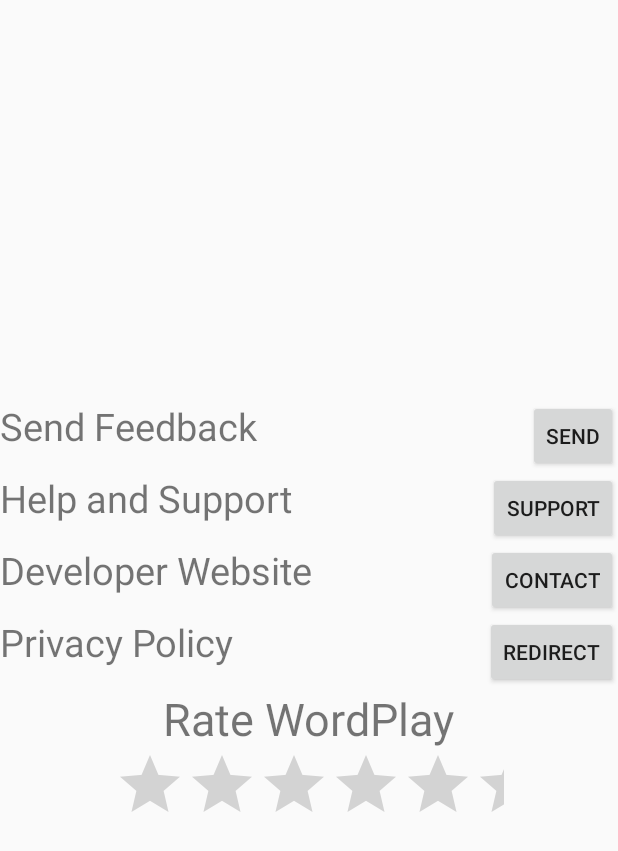
After one commit to janus21cn/WordPlay2, an Android app: the layout content_help_page.xml on its own in the app's theme, with its tools: preview values and no code run, on a phone screen of 412 x 824 dp. The commit adds this screen. Shown: the top 851 px of the screen. Run offline under Robolectric (Android 15) with nearby library versions, the phone set to English and light mode, and no system bars.

Commit message:
Added Help page to Main

```diff
--- a/app/src/main/java/wonder4/wordplay2/Settings.java
+++ b/app/src/main/java/wonder4/wordplay2/Settings.java
@@ -26,7 +26,6 @@ public class Settings extends AppCompatActivity {
         Switch cellData = (Switch) findViewById(R.id.cellTog);
         Switch notifications = (Switch) findViewById(R.id.noticeTog);
 
-
         Button home = (Button) findViewById(R.id.homeBtn_Set);
         home.setOnClickListener(new View.OnClickListener() {
             @Override
--- /dev/null
+++ b/app/src/main/res/layout/content_help_page.xml
@@ -0,0 +1,104 @@
+<?xml version="1.0" encoding="utf-8"?>
+<LinearLayout xmlns:android="http://schemas.android.com/apk/res/android"
+    android:orientation="vertical"
+    android:layout_width="match_parent"
+    android:layout_height="match_parent"
+    android:gravity="center">
+
+    <LinearLayout
+        android:layout_width="match_parent"
+        android:layout_height="wrap_content">
+    <TextView
+        android:layout_width="match_parent"
+        android:layout_height="wrap_content"
+        android:layout_weight=".5"
+        android:text="Send Feedback"
+        android:textSize="25dp"/>
+    <Button
+        style="?android:attr/buttonStyleSmall"
+        android:layout_width="wrap_content"
+        android:layout_height="wrap_content"
+        android:text="Send"
+        android:id="@+id/f_backbutton"
+        android:layout_gravity="center_horizontal" />
+    </LinearLayout>
+
+    <LinearLayout
+        android:layout_width="match_parent"
+        android:layout_height="wrap_content">
+
+        <TextView
+            android:layout_width="match_parent"
+            android:layout_height="wrap_content"
+            android:layout_weight=".5"
+            android:text="Help and Support"
+            android:textSize="25dp"/>
+        <Button
+            style="?android:attr/buttonStyleSmall"
+            android:layout_width="wrap_content"
+            android:layout_height="wrap_content"
+            android:text="Support"
+            android:id="@+id/helpandSupportbutton"
+            android:layout_gravity="center_horizontal" />
+    </LinearLayout>
+
+    <LinearLayout
+        android:layout_width="match_parent"
+        android:layout_height="wrap_content">
+
+        <TextView
+            android:layout_width="match_parent"
+            android:layout_height="wrap_content"
+            android:layout_weight=".5"
+            android:text="Developer Website"
+            android:textSize="25dp"/>
+        <Button
+            style="?android:attr/buttonStyleSmall"
+            android:layout_width="wrap_content"
+            android:layout_height="wrap_content"
+            android:text="Contact"
+            android:id="@+id/Dev_Website"
+            android:layout_gravity="center_horizontal" />
+    </LinearLayout>
+    <LinearLayout
+        android:layout_width="match_parent"
+        android:layout_height="wrap_content">
+
+        <TextView
+            android:layout_width="match_parent"
+            android:layout_height="wrap_content"
+            android:layout_weight=".5"
+            android:text="Privacy Policy"
+            android:textSize="25dp"/>
+        <Button
+            style="?android:attr/buttonStyleSmall"
+            android:layout_width="wrap_content"
+            android:layout_height="wrap_content"
+            android:text="Redirect"
+            android:id="@+id/privacy_policy"
+            android:layout_gravity="center_horizontal" />
+    </LinearLayout>
+
+
+    <LinearLayout
+        android:layout_width="match_parent"
+        android:layout_height="wrap_content"
+        android:orientation="vertical"
+        android:weightSum="1"
+        android:gravity="center">
+
+    <TextView
+        android:layout_width="wrap_content"
+        android:layout_height="match_parent"
+        android:text="Rate WordPlay"
+        android:textSize="30dp"/>
+
+    <RatingBar
+        android:layout_width="260dp"
+        android:layout_height="wrap_content"
+        android:id="@+id/ratingBar"
+        android:layout_gravity="center_horizontal"
+        android:numStars="5" />
+
+    </LinearLayout>
+</LinearLayout>
```
Also changed, not shown: app/src/main/java/wonder4/wordplay2/Help_Page.java (added, +19 -0 lines), app/src/main/java/wonder4/wordplay2/MainActivity.java (+8 -0 lines), app/src/main/res/layout/content_main.xml (+12 -0 lines), app/src/main/res/layout/content_settings_page.xml (added, +72 -0 lines).
